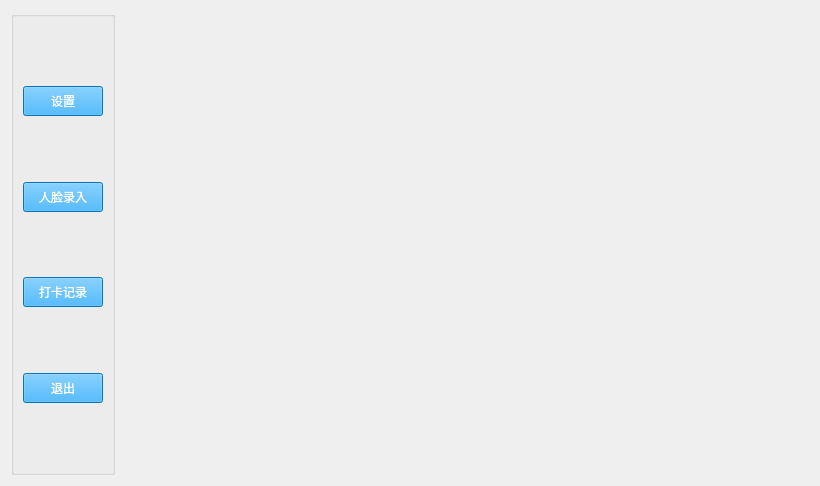
Before: the Qt Designer form admiwidget.ui in eagleqq/FaceRecognition, drawn with Qt 5.
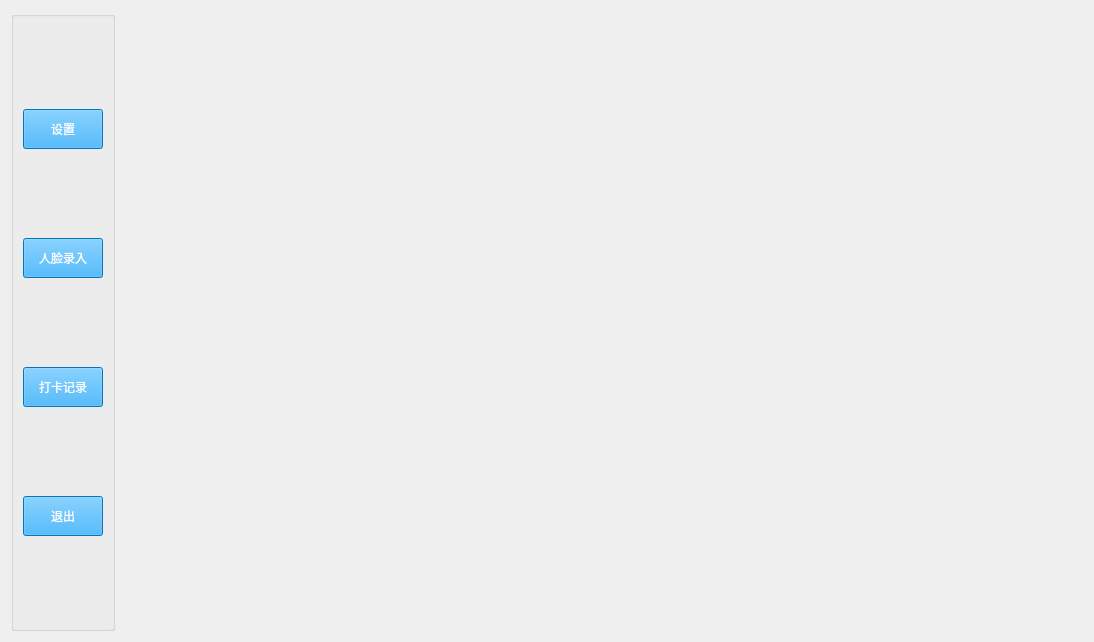
After: the same form once the commit is applied.

```diff
--- a/admiwidget.ui
+++ b/admiwidget.ui
@@ -6,8 +6,8 @@
    <rect>
     <x>0</x>
     <y>0</y>
-    <width>820</width>
-    <height>486</height>
+    <width>1094</width>
+    <height>642</height>
    </rect>
   </property>
   <property name="minimumSize">
@@ -58,7 +58,7 @@
         <property name="minimumSize">
          <size>
           <width>0</width>
-          <height>30</height>
+          <height>40</height>
          </size>
         </property>
         <property name="styleSheet">
@@ -88,7 +88,7 @@
         <property name="minimumSize">
          <size>
           <width>0</width>
-          <height>30</height>
+          <height>40</height>
          </size>
         </property>
         <property name="styleSheet">
@@ -118,7 +118,7 @@
         <property name="minimumSize">
          <size>
           <width>0</width>
-          <height>30</height>
+          <height>40</height>
          </size>
         </property>
         <property name="styleSheet">
@@ -148,7 +148,7 @@
         <property name="minimumSize">
          <size>
           <width>0</width>
-          <height>30</height>
+          <height>40</height>
          </size>
         </property>
         <property name="styleSheet">
```
